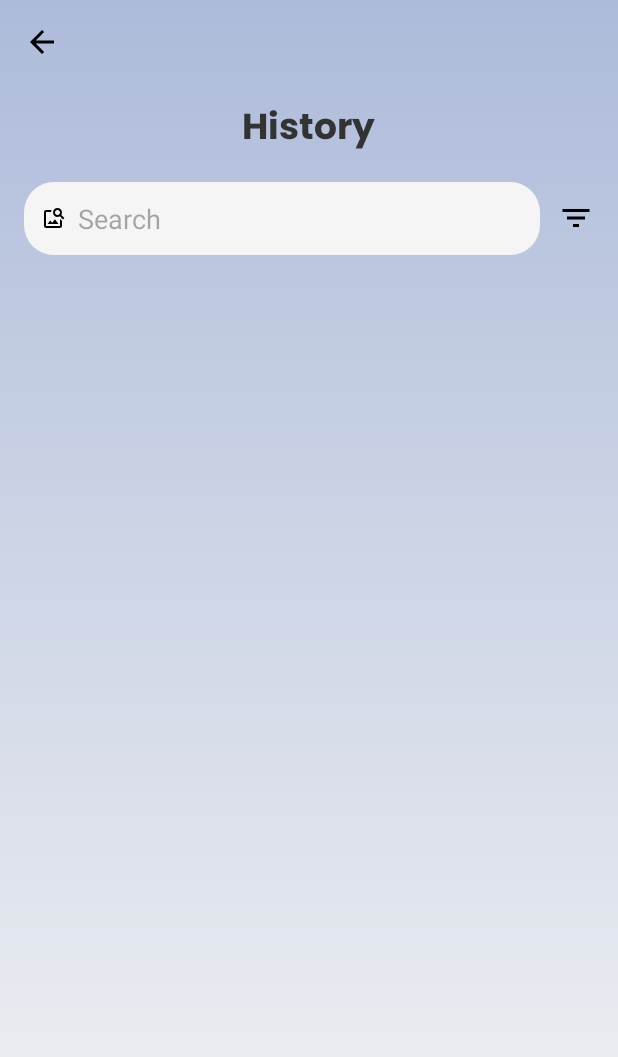
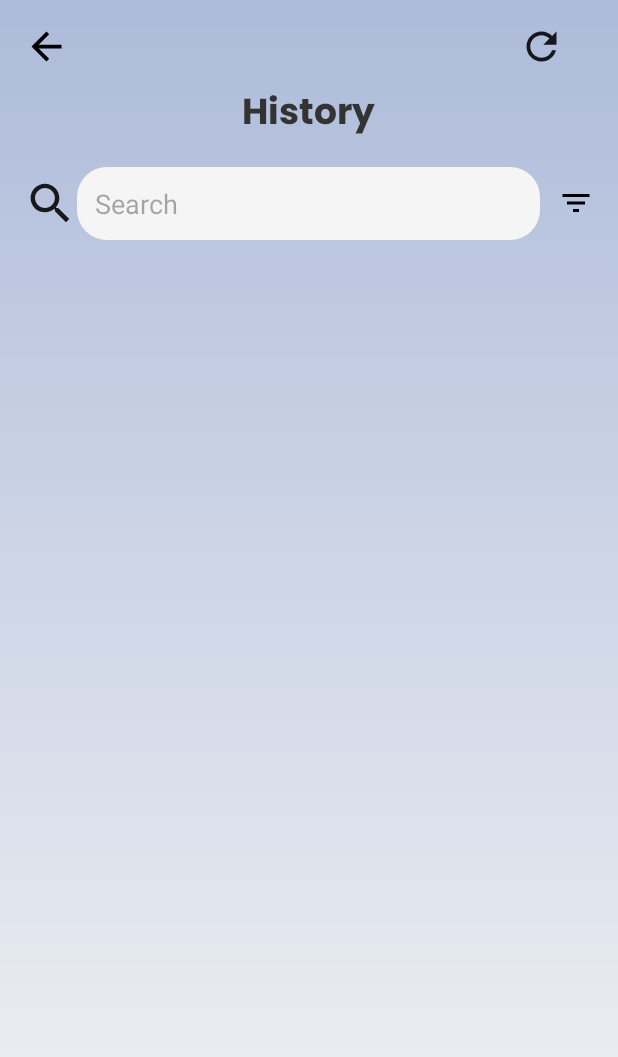
Before and after one commit to JnaneshAmin25/Sudoku, an Android app: the HistoryPage screen opened directly, with no data from a screen before it, on a phone screen of 412 x 824 dp. Shown: the top 1057 px of the screen. Run offline under Robolectric (Android 15) with nearby library versions, the phone set to English and light mode, and no system bars; our stand-ins replace Firebase (no records; nobody signed in at launch, a user with empty details on screens opened directly).

Commit message:
Cardview - Search and sort

```diff
--- /dev/null
+++ b/app/src/main/res/drawable/ic_refresh.xml
@@ -0,0 +1,5 @@
+<vector xmlns:android="http://schemas.android.com/apk/res/android" android:alpha="0.88" android:height="24dp" android:tint="#000000" android:viewportHeight="24" android:viewportWidth="24" android:width="24dp">
+
+    <path android:fillColor="@android:color/white" android:pathData="M17.65,6.35C16.2,4.9 14.21,4 12,4c-4.42,0 -7.99,3.58 -7.99,8s3.57,8 7.99,8c3.73,0 6.84,-2.55 7.73,-6h-2.08c-0.82,2.33 -3.04,4 -5.65,4 -3.31,0 -6,-2.69 -6,-6s2.69,-6 6,-6c1.66,0 3.14,0.69 4.22,1.78L13,11h7V4l-2.35,2.35z"/>
+
+</vector>
--- /dev/null
+++ b/app/src/main/res/drawable/ic_search.xml
@@ -0,0 +1,5 @@
+<vector xmlns:android="http://schemas.android.com/apk/res/android" android:alpha="0.88" android:height="24dp" android:tint="#000000" android:viewportHeight="24" android:viewportWidth="24" android:width="24dp">
+
+    <path android:fillColor="@android:color/white" android:pathData="M15.5,14h-0.79l-0.28,-0.27C15.41,12.59 16,11.11 16,9.5 16,5.91 13.09,3 9.5,3S3,5.91 3,9.5 5.91,16 9.5,16c1.61,0 3.09,-0.59 4.23,-1.57l0.27,0.28v0.79l5,4.99L20.49,19l-4.99,-5zM9.5,14C7.01,14 5,11.99 5,9.5S7.01,5 9.5,5 14,7.01 14,9.5 11.99,14 9.5,14z"/>
+
+</vector>
--- a/app/src/main/res/layout/activity_history_page.xml
+++ b/app/src/main/res/layout/activity_history_page.xml
@@ -9,13 +9,27 @@
     android:padding="16dp"
     tools:context=".HistoryPage">
 
-    <ImageView
-        android:id="@+id/backButton"
-        android:layout_width="wrap_content"
-        android:layout_height="wrap_content"
-        android:src="@drawable/baseline_arrow_back_24"
-        android:contentDescription="Back"
-        android:layout_marginBottom="16dp"/>
+    <LinearLayout
+        android:id="@+id/headerGroup"
+        android:layout_width="match_parent"
+        android:layout_height="wrap_content">
+        <ImageView
+            android:id="@+id/backButton"
+            android:layout_width="30dp"
+            android:layout_height="30dp"
+            android:src="@drawable/baseline_arrow_back_24"
+            android:contentDescription="Back"/>
+
+        <ImageView
+            android:id="@+id/refreshButton"
+            android:layout_width="30dp"
+            android:layout_height="30dp"
+            android:src="@drawable/ic_refresh"
+            android:contentDescription="Back"
+            android:layout_marginStart="300dp"
+            />
+
+    </LinearLayout>
     <TextView
         android:id="@+id/historyText"
         android:layout_width="wrap_content"
@@ -36,6 +50,12 @@
         android:gravity="center_vertical"
         android:layout_marginBottom="16dp">
 
+        <ImageView
+            android:id="@+id/search_icon"
+            android:layout_width="35dp"
+            android:layout_height="35dp"
+            android:src="@drawable/ic_search"/>
+
         <RelativeLayout
             android:id="@+id/Search_layout"
             android:layout_width="0dp"
@@ -49,7 +69,6 @@
                 android:hint="@string/search"
                 android:padding="12dp"
                 android:background="@drawable/search_background"
-                android:drawableStart="@drawable/baseline_image_search_24"
                 android:drawablePadding="8dp"
                 android:textColor="#000000"/>
         </RelativeLayout>
--- a/app/src/main/res/layout/card_view.xml
+++ b/app/src/main/res/layout/card_view.xml
@@ -11,7 +11,7 @@
         android:layout_width="match_parent"
         android:layout_height="wrap_content"
         android:orientation="vertical"
-        android:padding="16dp">
+        android:padding="10dp">
 
         <LinearLayout
             android:layout_width="match_parent"
```
Also changed, not shown: app/src/main/java/com/example/sudoku/HistoryPage.java (+91 -52 lines), app/src/main/java/com/example/sudoku/helppage.java (+0 -7 lines), app/src/main/res/anim/slide_in.xml (added, +10 -0 lines), app/src/main/res/drawable/img2.jpeg (added).
